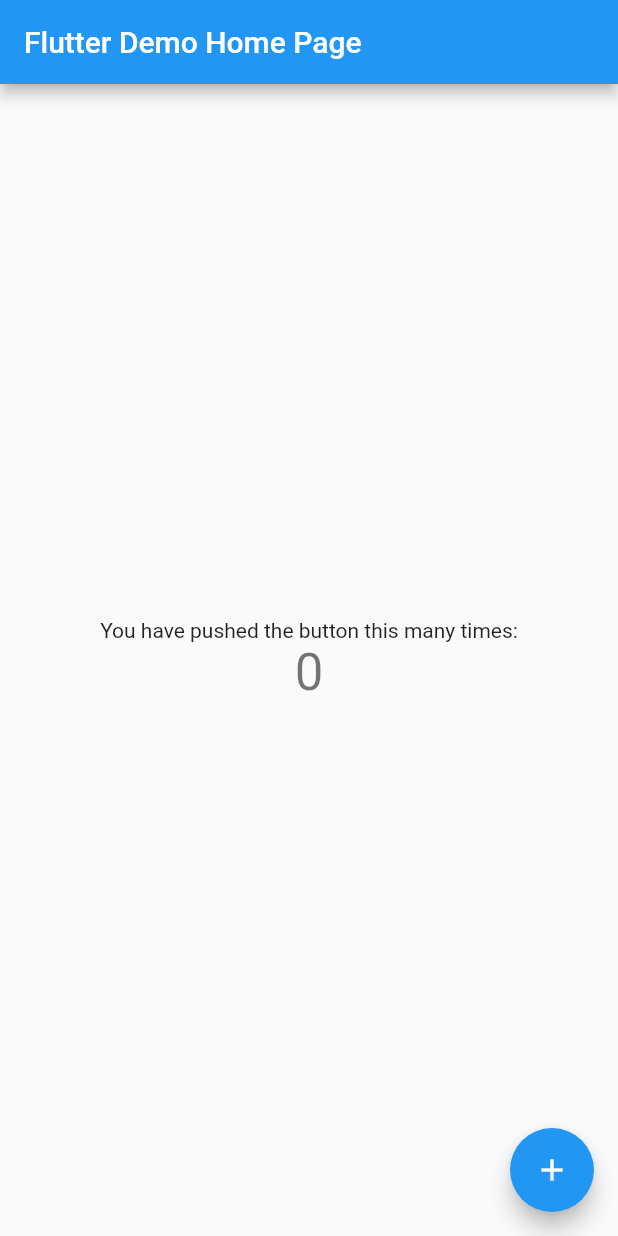
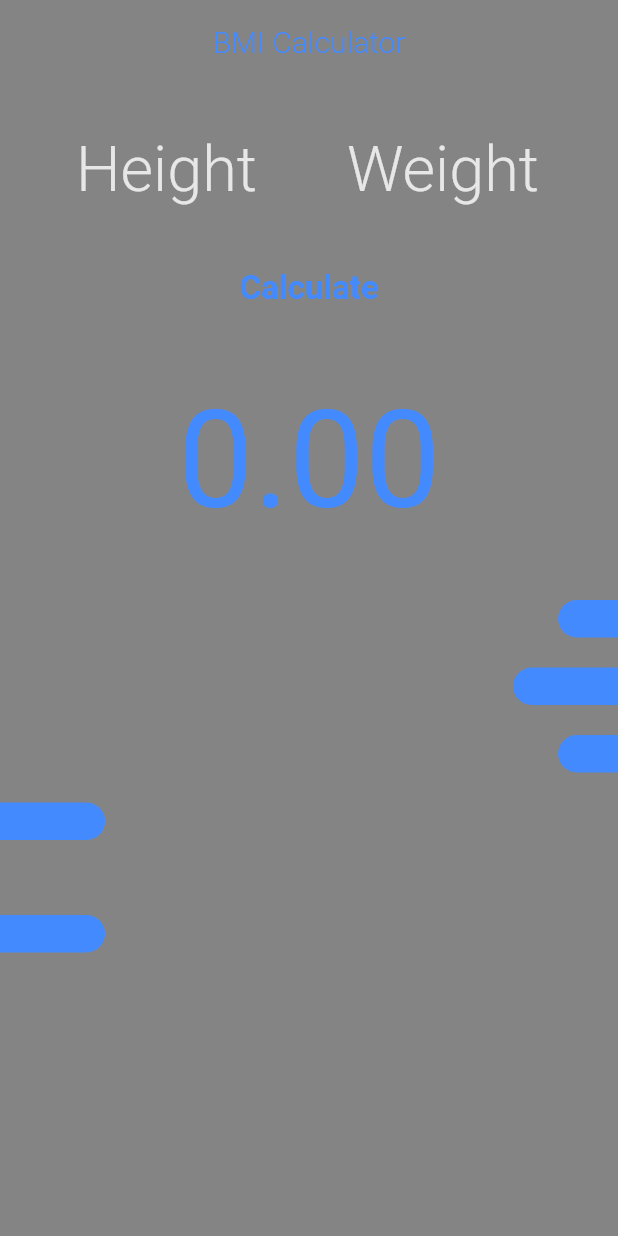
Before and after one commit to HarshathMohanaSundaram/flutter_bmi_calculator, a Flutter app: the screen it shows after launch, on a phone screen of 412 x 824 dp. Run offline on Flutter 3.47's test engine with Material 2 defaults, Android fonts, the phone set to English and light mode, and no system bars.

Commit message:
finalized

```diff
--- /dev/null
+++ b/lib/constants/app_constants.dart
@@ -0,0 +1,16 @@
+import 'package:flutter/material.dart';
+
+Color mainHexColor = Color.fromARGB(146, 42, 41, 41);
+Color accentHexColor = Colors.blueAccent;
+
+void changeColor(String type) {
+  if (type == "Normal") {
+    accentHexColor = Colors.green;
+  } else if (type == "OverWeight") {
+    accentHexColor = Colors.red;
+  } else if (type == "UnderWeight") {
+    accentHexColor = Colors.yellowAccent;
+  } else {
+    accentHexColor = Colors.blueAccent;
+  }
+}
--- a/lib/main.dart
+++ b/lib/main.dart
@@ -1,4 +1,5 @@
 import 'package:flutter/material.dart';
+import 'package:bmi_calculator/screens/home.dart';
 
 void main() {
   runApp(const MyApp());
@@ -11,105 +12,12 @@ class MyApp extends StatelessWidget {
   @override
   Widget build(BuildContext context) {
     return MaterialApp(
-      title: 'Flutter Demo',
+      title: 'BMI Calculator',
+      debugShowCheckedModeBanner: false,
       theme: ThemeData(
-        // This is the theme of your application.
-        //
-        // Try running your application with "flutter run". You'll see the
-        // application has a blue toolbar. Then, without quitting the app, try
-        // changing the primarySwatch below to Colors.green and then invoke
-        // "hot reload" (press "r" in the console where you ran "flutter run",
-        // or simply save your changes to "hot reload" in a Flutter IDE).
-        // Notice that the counter didn't reset back to zero; the application
-        // is not restarted.
-        primarySwatch: Colors.blue,
-      ),
-      home: const MyHomePage(title: 'Flutter Demo Home Page'),
+          primarySwatch: Colors.lightBlue,
+          visualDensity: VisualDensity.adaptivePlatformDensity),
+      home: HomeScreen(),
     );
   }
 }
-
-class MyHomePage extends StatefulWidget {
-  const MyHomePage({super.key, required this.title});
-
-  // This widget is the home page of your application. It is stateful, meaning
-  // that it has a State object (defined below) that contains fields that affect
-  // how it looks.
-
-  // This class is the configuration for the state. It holds the values (in this
-  // case the title) provided by the parent (in this case the App widget) and
-  // used by the build method of the State. Fields in a Widget subclass are
-  // always marked "final".
-
-  final String title;
-
-  @override
-  State<MyHomePage> createState() => _MyHomePageState();
-}
-
-class _MyHomePageState extends State<MyHomePage> {
-  int _counter = 0;
-
-  void _incrementCounter() {
-    setState(() {
-      // This call to setState tells the Flutter framework that something has
-      // changed in this State, which causes it to rerun the build method below
-      // so that the display can reflect the updated values. If we changed
-      // _counter without calling setState(), then the build method would not be
-      // called again, and so nothing would appear to happen.
-      _counter++;
-    });
-  }
-
-  @override
-  Widget build(BuildContext context) {
-    // This method is rerun every time setState is called, for instance as done
-    // by the _incrementCounter method above.
-    //
-    // The Flutter framework has been optimized to make rerunning build methods
-    // fast, so that you can just rebuild anything that needs updating rather
-    // than having to individually change instances of widgets.
-    return Scaffold(
-      appBar: AppBar(
-        // Here we take the value from the MyHomePage object that was created by
-        // the App.build method, and use it to set our appbar title.
-        title: Text(widget.title),
-      ),
-      body: Center(
-        // Center is a layout widget. It takes a single child and positions it
-        // in the middle of the parent.
-        child: Column(
-          // Column is also a layout widget. It takes a list of children and
-          // arranges them vertically. By default, it sizes itself to fit its
-          // children horizontally, and tries to be as tall as its parent.
-          //
-          // Invoke "debug painting" (press "p" in the console, choose the
-          // "Toggle Debug Paint" action from the Flutter Inspector in Android
-          // Studio, or the "Toggle Debug Paint" command in Visual Studio Code)
-          // to see the wireframe for each widget.
-          //
-          // Column has various properties to control how it sizes itself and
-          // how it positions its children. Here we use mainAxisAlignment to
-          // center the children vertically; the main axis here is the vertical
-          // axis because Columns are vertical (the cross axis would be
-          // horizontal).
-          mainAxisAlignment: MainAxisAlignment.center,
-          children: <Widget>[
-            const Text(
-              'You have pushed the button this many times:',
-            ),
-            Text(
-              '$_counter',
-              style: Theme.of(context).textTheme.headline4,
-            ),
-          ],
-        ),
-      ),
-      floatingActionButton: FloatingActionButton(
-        onPressed: _incrementCounter,
-        tooltip: 'Increment',
-        child: const Icon(Icons.add),
-      ), // This trailing comma makes auto-formatting nicer for build methods.
-    );
-  }
-}
--- /dev/null
+++ b/lib/screens/home.dart
@@ -0,0 +1,171 @@
+import 'package:bmi_calculator/constants/app_constants.dart';
+import 'package:bmi_calculator/widgets/left_bar.dart';
+import 'package:bmi_calculator/widgets/right_bar.dart';
+import 'package:flutter/material.dart';
+
+class HomeScreen extends StatefulWidget {
+  const HomeScreen({super.key});
+
+  @override
+  State<HomeScreen> createState() => _HomeScreenState();
+}
+
+class _HomeScreenState extends State<HomeScreen> {
+  TextEditingController _heightController = new TextEditingController();
+  TextEditingController _weightController = new TextEditingController();
+  double _bmiResult = 0;
+  String _textResult = "";
+  bool clear = false;
+  @override
+  Widget build(BuildContext context) {
+    return Scaffold(
+      appBar: AppBar(
+        title: Text(
+          "BMI Calculator",
+          style: TextStyle(color: accentHexColor, fontWeight: FontWeight.w300),
+        ),
+        backgroundColor: Colors.transparent,
+        elevation: 0,
+        centerTitle: true,
+      ),
+      backgroundColor: mainHexColor,
+      body: SingleChildScrollView(
+        child: Column(
+          children: [
+            const SizedBox(
+              height: 20,
+            ),
+            Row(
+              mainAxisAlignment: MainAxisAlignment.spaceEvenly,
+              children: [
+                Container(
+                  width: 130,
+                  child: TextField(
+                    controller: _heightController,
+                    style: TextStyle(
+                        fontSize: 42,
+                        fontWeight: FontWeight.w300,
+                        color: accentHexColor),
+                    keyboardType: TextInputType.number,
+                    decoration: InputDecoration(
+                        border: InputBorder.none,
+                        hintText: "Height",
+                        hintStyle: TextStyle(
+                            fontSize: 42,
+                            fontWeight: FontWeight.w300,
+                            color: Colors.white.withOpacity(.8))),
+                  ),
+                ),
+                Container(
+                  width: 130,
+                  child: TextField(
+                    controller: _weightController,
+                    style: TextStyle(
+                        fontSize: 42,
+                        fontWeight: FontWeight.w300,
+                        color: accentHexColor),
+                    keyboardType: TextInputType.number,
+                    decoration: InputDecoration(
+                        border: InputBorder.none,
+                        hintText: "Weight",
+                        hintStyle: TextStyle(
+                            fontSize: 42,
+                            fontWeight: FontWeight.w300,
+                            color: Colors.white.withOpacity(.8))),
+                  ),
+                )
+              ],
+            ),
+            SizedBox(
+              height: 30,
+            ),
+            GestureDetector(
+              onTap: () {
+                if (!clear) {
+                  double _h = double.parse(_heightController.text);
+                  double _w = double.parse(_weightController.text);
+                  setState(() {
+                    _bmiResult = _w / (_h * _h);
+                    if (_bmiResult > 25) {
+                      _textResult = "You\'re Over Weight";
+                      changeColor("OverWeight");
+                    } else if (_bmiResult >= 18.5 && _bmiResult < 25) {
+                      _textResult = "You have Normal Weight";
+                      changeColor("Normal");
+                    } else {
+                      _textResult = "You\'re Under Weight";
+                      changeColor("UnderWeight");
+                    }
+                    clear = true;
+                  });
+                } else {
+                  setState(() {
+                    _bmiResult = 0;
+                    _textResult = "";
+                    _heightController.clear();
+                    _weightController.clear();
+                    changeColor("none");
+                    clear = false;
+                  });
+                }
+              },
+              child: Container(
+                child: Text(
+                  (!clear) ? "Calculate" : "Ok",
+                  style: TextStyle(
+                      fontSize: 22,
+                      fontWeight: FontWeight.bold,
+                      color: accentHexColor),
+                ),
+              ),
+            ),
+            SizedBox(
+              height: 50,
+            ),
+            Container(
+              child: Text(
+                _bmiResult.toStringAsFixed(2),
+                style: TextStyle(fontSize: 90, color: accentHexColor),
+              ),
+            ),
+            SizedBox(
+              height: 30,
+            ),
+            Visibility(
+              visible: _textResult.isNotEmpty,
+              child: Container(
+                child: Text(
+                  _textResult,
+                  style: TextStyle(
+                      fontSize: 32,
+                      fontWeight: FontWeight.w300,
+                      color: accentHexColor),
+                ),
+              ),
+            ),
+            SizedBox(
+              height: 10,
+            ),
+            LeftBar(barWidth: 40, hexColor: accentHexColor),
+            SizedBox(
+              height: 20,
+            ),
+            LeftBar(barWidth: 70, hexColor: accentHexColor),
+            SizedBox(
+              height: 20,
+            ),
+            LeftBar(barWidth: 40, hexColor: accentHexColor),
+            SizedBox(
+              height: 20,
+            ),
+            RightBar(barWidth: 70, hexColor: accentHexColor),
+            SizedBox(
+              height: 50,
+            ),
+            RightBar(barWidth: 70, hexColor: accentHexColor),
+          ],
+        ),
+      ),
+    );
+  }
+}
--- /dev/null
+++ b/lib/widgets/left_bar.dart
@@ -0,0 +1,26 @@
+import 'package:bmi_calculator/constants/app_constants.dart';
+import 'package:flutter/material.dart';
+
+class LeftBar extends StatelessWidget {
+  final double barWidth;
+  final Color hexColor;
+  const LeftBar({super.key, required this.barWidth, required this.hexColor});
+
+  @override
+  Widget build(BuildContext context) {
+    return Row(
+      mainAxisAlignment: MainAxisAlignment.end,
+      children: [
+        Container(
+          height: 25,
+          width: barWidth,
+          decoration: BoxDecoration(
+            borderRadius: const BorderRadius.only(
+                topLeft: Radius.circular(20), bottomLeft: Radius.circular(20)),
+            color: accentHexColor,
+          ),
+        )
+      ],
+    );
+  }
+}
--- /dev/null
+++ b/lib/widgets/right_bar.dart
@@ -0,0 +1,27 @@
+import 'package:bmi_calculator/constants/app_constants.dart';
+import 'package:flutter/material.dart';
+
+class RightBar extends StatelessWidget {
+  final double barWidth;
+  final Color hexColor;
+  const RightBar({super.key, required this.barWidth, required this.hexColor});
+
+  @override
+  Widget build(BuildContext context) {
+    return Row(
+      mainAxisAlignment: MainAxisAlignment.start,
+      children: [
+        Container(
+          height: 25,
+          width: barWidth,
+          decoration: BoxDecoration(
+            borderRadius: const BorderRadius.only(
+                topRight: Radius.circular(20),
+                bottomRight: Radius.circular(20)),
+            color: accentHexColor,
+          ),
+        )
+      ],
+    );
+  }
+}
--- a/pubspec.yaml
+++ b/pubspec.yaml
@@ -31,6 +31,7 @@ environment:
 dependencies:
   flutter:
     sdk: flutter
+
 
 
   # The following adds the Cupertino Icons font to your application.
```
